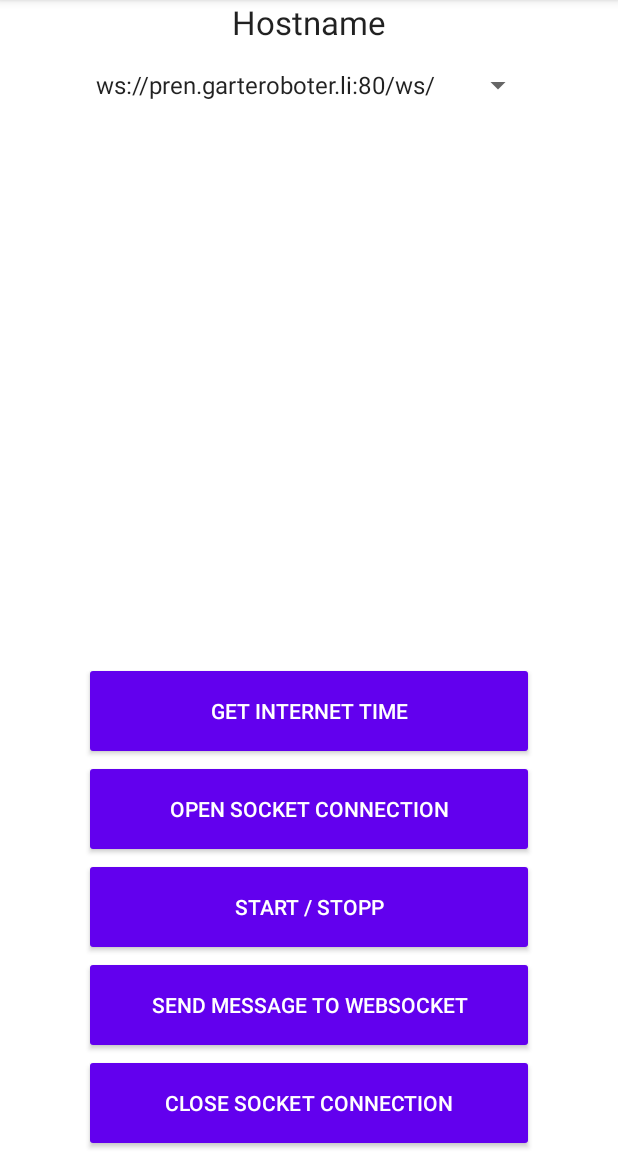
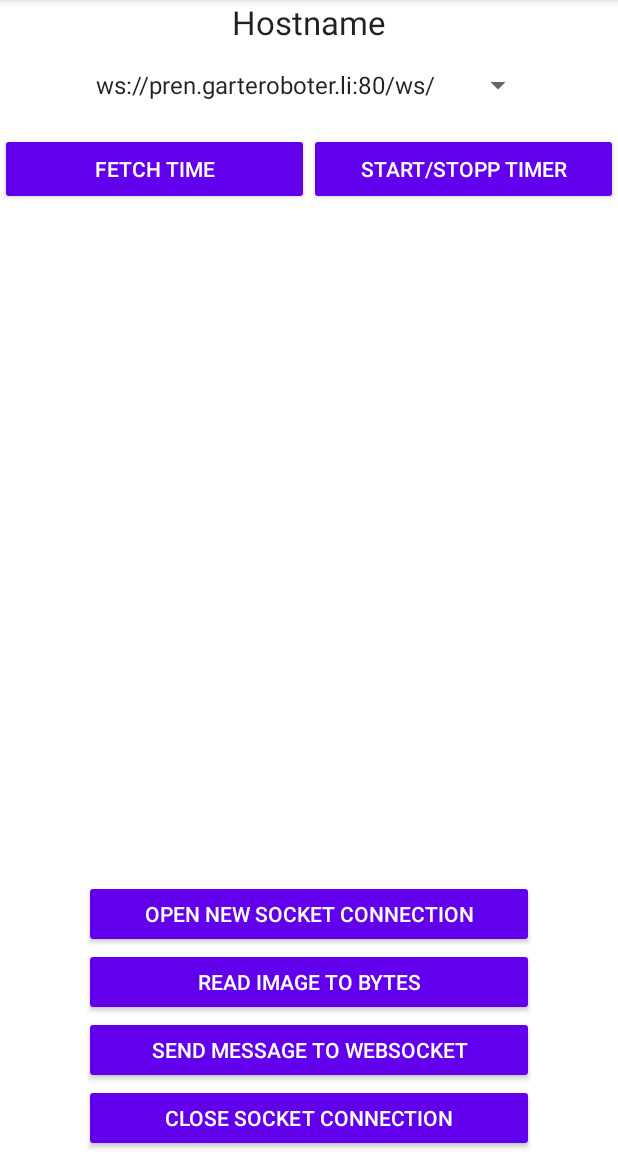
Before and after one commit to cyrillkuettel/ecstatic-pilot, an Android app: the screen it shows after launch (MainActivity), on a phone screen of 412 x 824 dp, the part 84-1236 px from its top. Run offline under Robolectric (Android 15) with nearby library versions, the phone set to English and light mode, and no system bars.

Commit message:
changed UI to fit more buttons, add functionality to read Images as bytes array

```diff
--- a/app/src/main/AndroidManifest.xml
+++ b/app/src/main/AndroidManifest.xml
@@ -12,9 +12,15 @@
     <uses-permission android:name="android.permission.ACCESS_WIFI_STATE" />
     <uses-permission android:name="android.permission.ACCESS_NETWORK_STATE" />
     <uses-permission android:name="android.permission.FOREGROUND_SERVICE" />
+    <uses-permission android:name="android.permission.READ_EXTERNAL_STORAGE" />
+    <uses-permission android:name="android.permission.WRITE_EXTERNAL_STORAGE" />
+
+
     <uses-permission
         android:name="android.permission.CAMERA"
         android:required="true" />
+    <uses-feature android:name="android.hardware.camera"/>
+
 
     <application
         android:allowBackup="true"
--- a/app/src/main/java/li/garteroboter/pren/BluetoothActivity.java
+++ b/app/src/main/java/li/garteroboter/pren/BluetoothActivity.java
@@ -72,7 +72,7 @@ public class BluetoothActivity extends AppCompatActivity {
                 devices.put(deviceName, device);
             }
         }
-
+        System.out.println();
         // Register for broadcasts when a device is discovered.
         IntentFilter filter = new IntentFilter(BluetoothDevice.ACTION_FOUND);
         registerReceiver(receiver, filter);
--- a/app/src/main/res/layout/activity_main.xml
+++ b/app/src/main/res/layout/activity_main.xml
@@ -27,11 +27,46 @@
             android:layout_width="300dp"
             android:layout_height="0dp"
             android:layout_weight="1"
+            android:layout_marginBottom="20dp"
             android:spinnerMode="dropdown"
             tools:ignore="SpeakableTextPresentCheck" />
 
+    </LinearLayout>
 
-    </LinearLayout>
+    <RelativeLayout xmlns:android="http://schemas.android.com/apk/res/android"
+        android:layout_width="fill_parent"
+        android:layout_height="wrap_content"
+         >
+
+        <Button
+            android:id="@+id/btnStartStop"
+            style="?android:attr/buttonStyleSmall"
+            android:layout_alignParentRight="true"
+
+            android:layout_width="wrap_content"
+            android:layout_height="wrap_content"
+            android:layout_toRightOf="@+id/btnInternetTime"
+            android:text="Start/Stopp timer"
+            android:onClick="startStoppTimerClickHandler"  />
+
+
+        <View
+            android:id="@+id/view"
+            android:layout_width="0dp"
+            android:layout_height="1dp"
+            android:layout_centerHorizontal="true" />
+        <Button
+            android:id="@+id/btnInternetTime"
+            style="?android:attr/buttonStyleSmall"
+            android:layout_width="wrap_content"
+            android:layout_height="wrap_content"
+            android:layout_alignParentLeft="true"
+            android:layout_toLeftOf="@+id/view"
+            android:text="fetch time"
+            android:onClick="getInternetTime" />
+    </RelativeLayout>
+
+
 
     <LinearLayout
         android:layout_width="match_parent"
@@ -40,38 +75,34 @@
         android:gravity="center|bottom"
         android:orientation="vertical">
 
-        <Button
-            android:id="@+id/btnInternetTime"
-            style="?android:attr/buttonStyleSmall"
-            android:layout_width="300dp"
-            android:layout_height="65dp"
-            android:layout_gravity="center_horizontal|center"
-            android:onClick="getInternetTime"
-            android:text="Get Internet Time" />
 
         <Button
             android:id="@+id/btnOpenConnection"
             style="?android:attr/buttonStyleSmall"
             android:layout_width="300dp"
-            android:layout_height="65dp"
+            android:layout_height="45dp"
             android:layout_gravity="center_horizontal|center"
-            android:onClick="reopenSocketConnection"
-            android:text="Open Socket Connection" />
+            android:onClick="reopenSocketConnectionClickHandler"
+            android:text="Open New Socket Connection" />
 
         <Button
-            android:id="@+id/btnStartStop"
             style="?android:attr/buttonStyleSmall"
+            android:id="@+id/btnImageRead"
+            android:text="Read image to bytes"
+            tools:ignore="RtlHardcoded"
             android:layout_width="300dp"
-            android:layout_height="65dp"
-            android:layout_gravity="center_horizontal|center"
-            android:onClick="startStoppTimer"
-            android:text="Start / Stopp" />
+            android:layout_height="45dp"
+            android:layout_toRightOf="@+id/btnFiller"
+            android:onClick="readLocalImageClickHandler"/>
+
+
+
 
         <Button
             android:id="@+id/buttonPromptUser"
             style="?android:attr/buttonStyleSmall"
             android:layout_width="300dp"
-            android:layout_height="65dp"
+            android:layout_height="45dp"
             android:layout_gravity="center_horizontal|center"
             android:onClick="sendCustomMessageClickHandler"
             android:text="@string/send_message_to_websocket" />
@@ -80,7 +111,7 @@
             android:id="@+id/btnClose"
             style="?android:attr/buttonStyleSmall"
             android:layout_width="300dp"
-            android:layout_height="65dp"
+            android:layout_height="45dp"
             android:layout_gravity="center_horizontal|center"
             android:onClick="onCloseSocketHandler"
             android:text="Close Socket Connection" />
```
Also changed, not shown: app/src/main/java/li/garteroboter/pren/MainActivity.java (+133 -35 lines), app/src/main/java/li/garteroboter/pren/WebSocketManager.java (+14 -7 lines), 1 other file.
